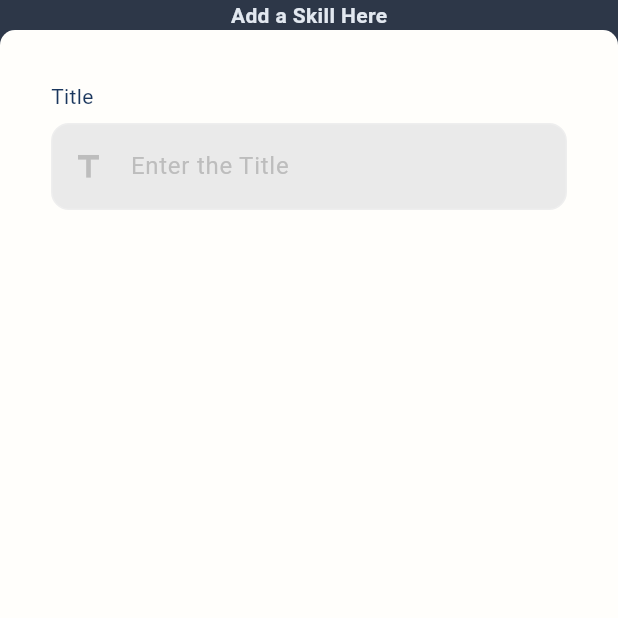
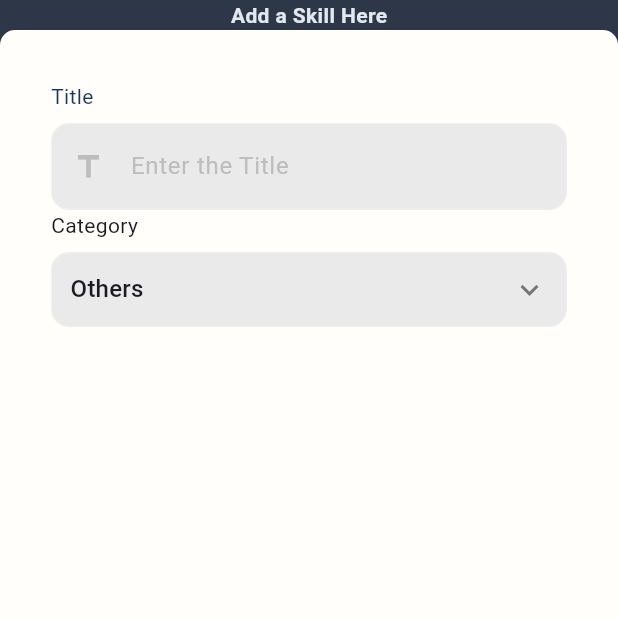
Before and after one commit to Abhiiiiiinav/Skill-based-app, a Flutter app: the screen it shows after launch, on a phone screen of 412 x 824 dp, the top half of it. Run offline on Flutter 3.47's test engine with Material 3 defaults, Android fonts, the phone set to English and light mode, and no system bars; our stand-ins replace cloud_firestore, firebase_auth, firebase_core, flutter_dotenv, google_fonts; accounts and stored records are empty; Roboto replaces fonts that are missing (Hanuman).

Commit message:
Added Categories

```diff
--- a/skill_builder_app/lib/2_User_Interface/home_page.dart
+++ b/skill_builder_app/lib/2_User_Interface/home_page.dart
@@ -25,6 +25,7 @@ class _HomeState extends State<Home> {
   late final String uid;
   String readname = "";
   String documentId = 'demo-user';
+  String? selectedVal = "Others";
 
   Widget buildTextField({
   required TextEditingController controller,
@@ -77,6 +78,56 @@ class _HomeState extends State<Home> {
     ],
   );
 }
+
+Widget buildDropdownField<T>({
+  required TextEditingController controller,
+  required Text labelText,
+  required String selectedValue,
+  required List<T> items,
+  required ValueChanged<T?> onChanged,
+  IconData? icon,
+  String? hintText,
+}) {
+  return Column(
+    crossAxisAlignment: CrossAxisAlignment.start,
+    children: [
+      labelText,
+      const SizedBox(height: 8),
+      Container(
+        padding: const EdgeInsets.symmetric(horizontal: 12),
+        decoration: BoxDecoration(
+          color: const Color.fromARGB(255, 234, 234, 234),
+          borderRadius: BorderRadius.circular(12),
+          border: Border.all(color: Colors.grey[200]!),
+        ),
+        child: DropdownButtonHideUnderline(
+          child: DropdownButton<T>(
+            isExpanded: true,
+            icon: Icon(Icons.keyboard_arrow_down, color: Colors.grey[600]),
+            value: selectedValue as T,
+            hint: Text(hintText ?? "Select"),
+            items: items.map((T item) {
+              return DropdownMenuItem<T>(
+                value: item,
+                child: Row(
+                  children: [
+                    if (icon != null) ...[
+                      Icon(icon, color: Colors.grey[600]),
+                      const SizedBox(width: 10),
+                    ],
+                    Text(item.toString()),
+                  ],
+                ),
+              );
+            }).toList(),
+            onChanged: onChanged,
+          ),
+        ),
+      ),
+    ],
+  );
+}
+
 
   /*
 ================================================
@@ -176,7 +227,12 @@ class _HomeState extends State<Home> {
                     controller: _title,
                     label: Text("Title",style: GoogleFonts.hanuman(color: ColorPalette.primaryNavy),),
                      hint:"Enter the Title",
-                      icon: Icons.title)
+                      icon: Icons.title),
+                      buildDropdownField(controller:_category,labelText:  Text("Category"), selectedValue: selectedVal??"Others", items: ["Health","Coding","Self Improvement","Others"], onChanged: (value)=>{
+                        setState(() {
+                          selectedVal = value;
+                        })
+                      })
 
 
                     ],
```
